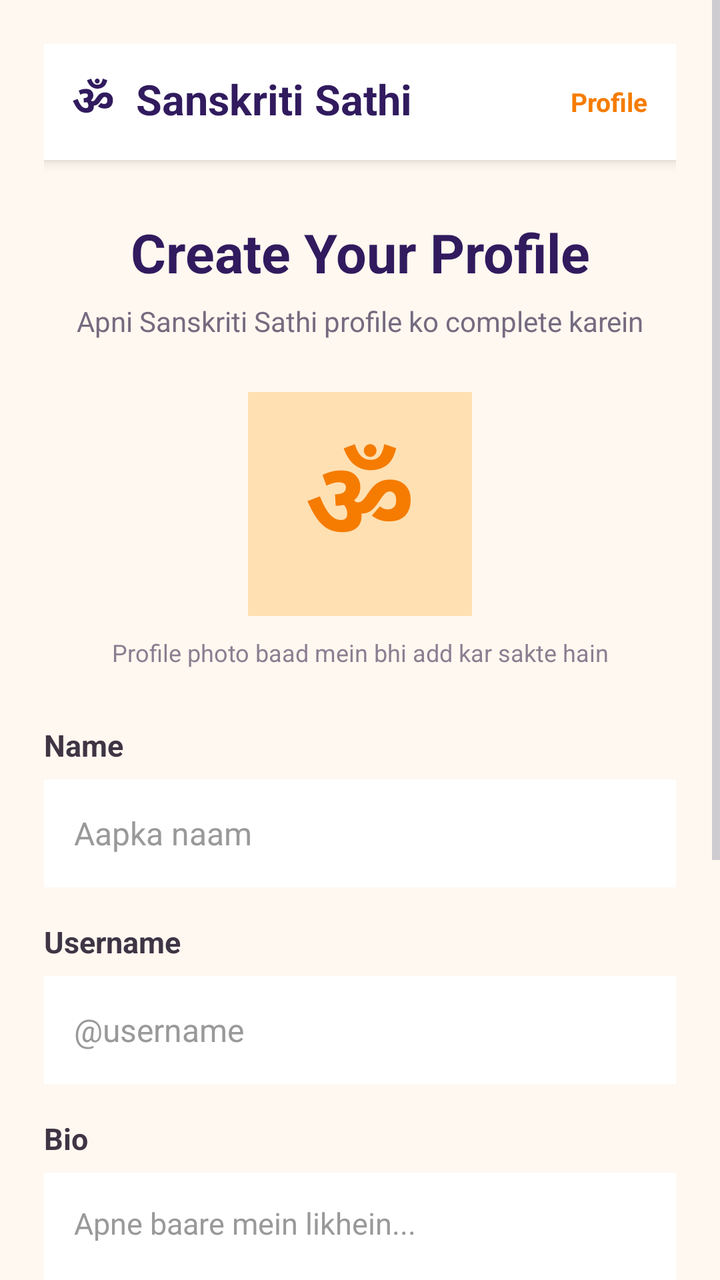
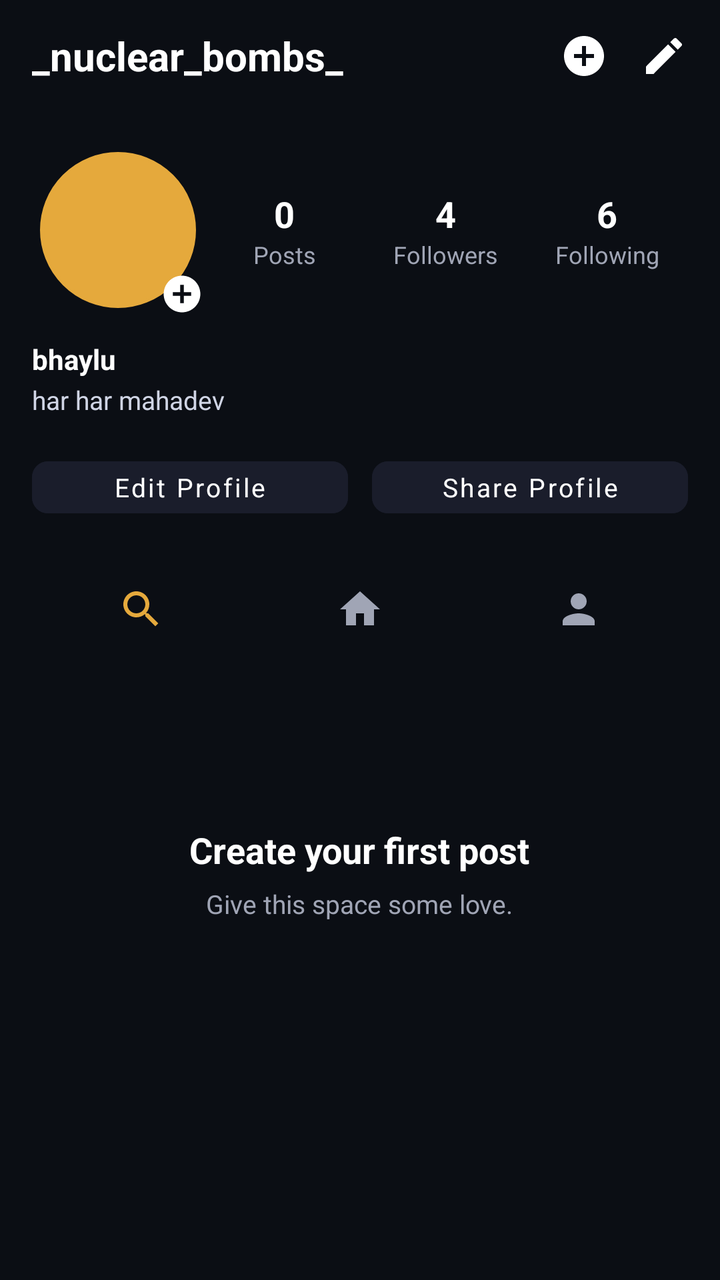

Screens rendered from an Android XML layout before and after an edit, with the pre-edit source and the edit as a unified diff.
<!-- AndroidManifest.xml: application theme Theme.SanskritiSathi -->
<!-- res/layout/activity_profile.xml -->
<?xml version="1.0" encoding="utf-8"?>
<ScrollView
    xmlns:android="http://schemas.android.com/apk/res/android"
    android:layout_width="match_parent"
    android:layout_height="match_parent"
    android:fillViewport="true"
    android:background="#FFF8F0">

    <LinearLayout
        android:layout_width="match_parent"
        android:layout_height="wrap_content"
        android:orientation="vertical"
        android:padding="22dp">

        

        <LinearLayout
            android:layout_width="match_parent"
            android:layout_height="58dp"
            android:gravity="center_vertical"
            android:background="#FFFFFF"
            android:paddingStart="14dp"
            android:paddingEnd="14dp"
            android:elevation="4dp">

            <TextView
                android:layout_width="0dp"
                android:layout_height="wrap_content"
                android:layout_weight="1"
                android:text="ॐ  Sanskriti Sathi"
                android:textSize="21sp"
                android:textStyle="bold"
                android:textColor="#311B5E"/>

            <TextView
                android:layout_width="wrap_content"
                android:layout_height="wrap_content"
                android:text="Profile"
                android:textSize="13sp"
                android:textStyle="bold"
                android:textColor="#F57C00"/>

        </LinearLayout>

        

        <TextView
            android:layout_width="match_parent"
            android:layout_height="wrap_content"
            android:layout_marginTop="28dp"
            android:gravity="center"
            android:text="Create Your Profile"
            android:textSize="27sp"
            android:textStyle="bold"
            android:textColor="#311B5E"/>

        <TextView
            android:layout_width="match_parent"
            android:layout_height="wrap_content"
            android:layout_marginTop="7dp"
            android:gravity="center"
            android:text="Apni Sanskriti Sathi profile ko complete karein"
            android:textSize="14sp"
            android:textColor="#756B80"/>

        

        <TextView
            android:layout_width="112dp"
            android:layout_height="112dp"
            android:layout_gravity="center"
            android:layout_marginTop="26dp"
            android:gravity="center"
            android:text="ॐ"
            android:textSize="54sp"
            android:textStyle="bold"
            android:textColor="#F57C00"
            android:background="#FFE0B2"/>

        <TextView
            android:layout_width="match_parent"
            android:layout_height="wrap_content"
            android:layout_marginTop="10dp"
            android:gravity="center"
            android:text="Profile photo baad mein bhi add kar sakte hain"
            android:textSize="12sp"
            android:textColor="#8A7F91"/>

        

        <TextView
            android:layout_width="match_parent"
            android:layout_height="wrap_content"
            android:layout_marginTop="28dp"
            android:text="Name"
            android:textSize="15sp"
            android:textStyle="bold"
            android:textColor="#3E3545"/>

        <EditText
            android:id="@+id/nameInput"
            android:layout_width="match_parent"
            android:layout_height="54dp"
            android:layout_marginTop="7dp"
            android:hint="Aapka naam"
            android:inputType="textPersonName"
            android:singleLine="true"
            android:paddingStart="15dp"
            android:paddingEnd="15dp"
            android:textSize="16sp"
            android:textColor="#222222"
            android:textColorHint="#999999"
            android:background="#FFFFFF"/>

        

        <TextView
            android:layout_width="match_parent"
            android:layout_height="wrap_content"
            android:layout_marginTop="17dp"
            android:text="Username"
            android:textSize="15sp"
            android:textStyle="bold"
            android:textColor="#3E3545"/>

        <EditText
            android:id="@+id/usernameInput"
            android:layout_width="match_parent"
            android:layout_height="54dp"
            android:layout_marginTop="7dp"
            android:hint="@username"
            android:inputType="text"
            android:singleLine="true"
            android:paddingStart="15dp"
            android:paddingEnd="15dp"
            android:textSize="16sp"
            android:textColor="#222222"
            android:textColorHint="#999999"
            android:background="#FFFFFF"/>

        

        <TextView
            android:layout_width="match_parent"
            android:layout_height="wrap_content"
            android:layout_marginTop="17dp"
            android:text="Bio"
            android:textSize="15sp"
            android:textStyle="bold"
            android:textColor="#3E3545"/>

        <EditText
            android:id="@+id/bioInput"
            android:layout_width="match_parent"
            android:layout_height="110dp"
            android:layout_marginTop="7dp"
            android:gravity="top"
            android:hint="Apne baare mein likhein..."
            android:inputType="textMultiLine|textCapSentences"
            android:maxLength="150"
            android:padding="15dp"
            android:textSize="15sp"
            android:textColor="#222222"
            android:textColorHint="#999999"
            android:background="#FFFFFF"/>

        

        <LinearLayout
            android:layout_width="match_parent"
            android:layout_height="wrap_content"
            android:layout_marginTop="20dp"
            android:padding="15dp"
            android:orientation="vertical"
            android:background="#FFF3E0">

            <TextView
                android:layout_width="match_parent"
                android:layout_height="wrap_content"
                android:text="✨ Profile tip"
                android:textSize="15sp"
                android:textStyle="bold"
                android:textColor="#E65100"/>

            <TextView
                android:layout_width="match_parent"
                android:layout_height="wrap_content"
                android:layout_marginTop="5dp"
                android:text="Bio jis bhasha mein likhenge, profile par wahi bhasha dikhegi."
                android:textSize="13sp"
                android:textColor="#6D625C"/>

        </LinearLayout>

        

        <Button
            android:id="@+id/saveProfileButton"
            android:layout_width="match_parent"
            android:layout_height="56dp"
            android:layout_marginTop="22dp"
            android:text="SAVE &amp; CONTINUE"
            android:textSize="16sp"
            android:textStyle="bold"
            android:textColor="#FFFFFF"
            android:backgroundTint="#F57C00"/>

        

        <TextView
            android:layout_width="match_parent"
            android:layout_height="wrap_content"
            android:layout_marginTop="18dp"
            android:layout_marginBottom="12dp"
            android:gravity="center"
            android:text="संस्कृति • ज्ञान • परंपरा"
            android:textSize="12sp"
            android:textColor="#8A7F91"/>

    </LinearLayout>

</ScrollView>
<!-- resources referenced by this layout -->
<resources>
  <style name="Theme.SanskritiSathi" parent="Theme.MaterialComponents.DayNight.NoActionBar">
  
          <item name="android:fontFamily">sans-serif</item>
  
          
          <item name="android:statusBarColor">#0F111A</item>
          <item name="android:windowLightStatusBar">false</item>
  
          <item name="android:navigationBarColor">#1A1D2B</item>
          <item name="android:windowLightNavigationBar">false</item>
  
          <item name="android:windowActionModeOverlay">true</item>
          <item name="android:windowNoTitle">true</item>
  
          <item name="android:windowBackground">#0F111A</item>
  
          <item name="android:textColorPrimary">#FFFFFF</item>
          <item name="android:textColorSecondary">#A0A5B5</item>
  
      </style>
</resources>

<!-- the commit's change to res/layout/activity_profile.xml (unified diff, before → after) -->
@@ -1,222 +1,286 @@
 <?xml version="1.0" encoding="utf-8"?>
-<ScrollView
-    xmlns:android="http://schemas.android.com/apk/res/android"
+<RelativeLayout xmlns:android="http://schemas.android.com/apk/res/android"
+    xmlns:app="http://schemas.android.com/apk/res-auto"
     android:layout_width="match_parent"
     android:layout_height="match_parent"
-    android:fillViewport="true"
-    android:background="#FFF8F0">
-
-    <LinearLayout
+    android:background="#0B0E14"
+    android:fitsSystemWindows="true">
+
+    
+    <RelativeLayout
+        android:id="@+id/topBar"
         android:layout_width="match_parent"
-        android:layout_height="wrap_content"
-        android:orientation="vertical"
-        android:padding="22dp">
-
-        
-
-        <LinearLayout
-            android:layout_width="match_parent"
-            android:layout_height="58dp"
-            android:gravity="center_vertical"
-            android:background="#FFFFFF"
-            android:paddingStart="14dp"
-            android:paddingEnd="14dp"
-            android:elevation="4dp">
-
-            <TextView
-                android:layout_width="0dp"
-                android:layout_height="wrap_content"
-                android:layout_weight="1"
-                android:text="ॐ  Sanskriti Sathi"
-                android:textSize="21sp"
-                android:textStyle="bold"
-                android:textColor="#311B5E"/>
-
-            <TextView
-                android:layout_width="wrap_content"
-                android:layout_height="wrap_content"
-                android:text="Profile"
-                android:textSize="13sp"
-                android:textStyle="bold"
-                android:textColor="#F57C00"/>
-
-        </LinearLayout>
-
-        
+        android:layout_height="56dp"
+        android:paddingStart="16dp"
+        android:paddingEnd="16dp">
 
         <TextView
-            android:layout_width="match_parent"
+            android:id="@+id/usernameHeader"
+            android:layout_width="wrap_content"
             android:layout_height="wrap_content"
-            android:layout_marginTop="28dp"
-            android:gravity="center"
-            android:text="Create Your Profile"
-            android:textSize="27sp"
-            android:textStyle="bold"
-            android:textColor="#311B5E"/>
-
-        <TextView
-            android:layout_width="match_parent"
-            android:layout_height="wrap_content"
-            android:layout_marginTop="7dp"
-            android:gravity="center"
-            android:text="Apni Sanskriti Sathi profile ko complete karein"
-            android:textSize="14sp"
-            android:textColor="#756B80"/>
-
-        
-
-        <TextView
-            android:layout_width="112dp"
-            android:layout_height="112dp"
-            android:layout_gravity="center"
-            android:layout_marginTop="26dp"
-            android:gravity="center"
-            android:text="ॐ"
-            android:textSize="54sp"
-            android:textStyle="bold"
-            android:textColor="#F57C00"
-            android:background="#FFE0B2"/>
-
-        <TextView
-            android:layout_width="match_parent"
-            android:layout_height="wrap_content"
-            android:layout_marginTop="10dp"
-            android:gravity="center"
-            android:text="Profile photo baad mein bhi add kar sakte hain"
-            android:textSize="12sp"
-            android:textColor="#8A7F91"/>
-
-        
-
-        <TextView
-            android:layout_width="match_parent"
-            android:layout_height="wrap_content"
-            android:layout_marginTop="28dp"
-            android:text="Name"
-            android:textSize="15sp"
-            android:textStyle="bold"
-            android:textColor="#3E3545"/>
-
-        <EditText
-            android:id="@+id/nameInput"
-            android:layout_width="match_parent"
-            android:layout_height="54dp"
-            android:layout_marginTop="7dp"
-            android:hint="Aapka naam"
-            android:inputType="textPersonName"
-            android:singleLine="true"
-            android:paddingStart="15dp"
-            android:paddingEnd="15dp"
-            android:textSize="16sp"
-            android:textColor="#222222"
-            android:textColorHint="#999999"
-            android:background="#FFFFFF"/>
-
-        
-
-        <TextView
-            android:layout_width="match_parent"
-            android:layout_height="wrap_content"
-            android:layout_marginTop="17dp"
-            android:text="Username"
-            android:textSize="15sp"
-            android:textStyle="bold"
-            android:textColor="#3E3545"/>
-
-        <EditText
-            android:id="@+id/usernameInput"
-            android:layout_width="match_parent"
-            android:layout_height="54dp"
-            android:layout_marginTop="7dp"
-            android:hint="@username"
-            android:inputType="text"
-            android:singleLine="true"
-            android:paddingStart="15dp"
-            android:paddingEnd="15dp"
-            android:textSize="16sp"
-            android:textColor="#222222"
-            android:textColorHint="#999999"
-            android:background="#FFFFFF"/>
-
-        
-
-        <TextView
-            android:layout_width="match_parent"
-            android:layout_height="wrap_content"
-            android:layout_marginTop="17dp"
-            android:text="Bio"
-            android:textSize="15sp"
-            android:textStyle="bold"
-            android:textColor="#3E3545"/>
-
-        <EditText
-            android:id="@+id/bioInput"
-            android:layout_width="match_parent"
-            android:layout_height="110dp"
-            android:layout_marginTop="7dp"
-            android:gravity="top"
-            android:hint="Apne baare mein likhein..."
-            android:inputType="textMultiLine|textCapSentences"
-            android:maxLength="150"
-            android:padding="15dp"
-            android:textSize="15sp"
-            android:textColor="#222222"
-            android:textColorHint="#999999"
-            android:background="#FFFFFF"/>
-
-        
+            android:layout_centerVertical="true"
+            android:text="_nuclear_bombs_"
+            android:textColor="#FFFFFF"
+            android:textSize="20sp"
+            android:textStyle="bold" />
+
+        <ImageView
+            android:id="@+id/btnNotification"
+            android:layout_width="24dp"
+            android:layout_height="24dp"
+            android:layout_centerVertical="true"
+            android:layout_marginEnd="16dp"
+            android:layout_toStartOf="@id/btnSettings"
+            android:src="@drawable/ic_add_circle"
+            app:tint="#FFFFFF" />
+
+        <ImageView
+            android:id="@+id/btnSettings"
+            android:layout_width="24dp"
+            android:layout_height="24dp"
+            android:layout_alignParentEnd="true"
+            android:layout_centerVertical="true"
+            android:src="@drawable/ic_edit"
+            app:tint="#FFFFFF" />
+    </RelativeLayout>
+
+    <androidx.core.widget.NestedScrollView
+        android:layout_width="match_parent"
+        android:layout_height="match_parent"
+        android:layout_below="@id/topBar">
 
         <LinearLayout
             android:layout_width="match_parent"
             android:layout_height="wrap_content"
-            android:layout_marginTop="20dp"
-            android:padding="15dp"
             android:orientation="vertical"
-            android:background="#FFF3E0">
-
+            android:padding="16dp">
+
+            
+            <LinearLayout
+                android:layout_width="match_parent"
+                android:layout_height="wrap_content"
+                android:gravity="center_vertical"
+                android:orientation="horizontal">
+
+                <RelativeLayout
+                    android:layout_width="86dp"
+                    android:layout_height="86dp">
+
+                    <com.google.android.material.imageview.ShapeableImageView
+                        android:id="@+id/profileImage"
+                        android:layout_width="80dp"
+                        android:layout_height="80dp"
+                        android:layout_centerInParent="true"
+                        android:background="#E5A93C"
+                        android:padding="2dp"
+                        app:shapeAppearanceOverlay="@style/ShapeAppearance.App.CircleImageView"
+                        app:strokeColor="#E5A93C"
+                        app:strokeWidth="2dp" />
+
+                    <ImageView
+                        android:layout_width="22dp"
+                        android:layout_height="22dp"
+                        android:layout_alignParentEnd="true"
+                        android:layout_alignParentBottom="true"
+                        android:src="@drawable/ic_add_circle"
+                        app:tint="#FFFFFF" />
+                </RelativeLayout>
+
+                
+                <LinearLayout
+                    android:layout_width="match_parent"
+                    android:layout_height="wrap_content"
+                    android:orientation="horizontal">
+
+                    <LinearLayout
+                        android:layout_width="0dp"
+                        android:layout_height="wrap_content"
+                        android:layout_weight="1"
+                        android:gravity="center"
+                        android:orientation="vertical">
+
+                        <TextView
+                            android:id="@+id/postsCount"
+                            android:layout_width="wrap_content"
+                            android:layout_height="wrap_content"
+                            android:text="0"
+                            android:textColor="#FFFFFF"
+                            android:textSize="18sp"
+                            android:textStyle="bold" />
+
+                        <TextView
+                            android:layout_width="wrap_content"
+                            android:layout_height="wrap_content"
+                            android:text="Posts"
+                            android:textColor="#A0A5B5"
+                            android:textSize="12sp" />
+                    </LinearLayout>
+
+                    <LinearLayout
+                        android:layout_width="0dp"
+                        android:layout_height="wrap_content"
+                        android:layout_weight="1"
+                        android:gravity="center"
+                        android:orientation="vertical">
+
+                        <TextView
+                            android:id="@+id/followersCount"
+                            android:layout_width="wrap_content"
+                            android:layout_height="wrap_content"
+                            android:text="4"
+                            android:textColor="#FFFFFF"
+                            android:textSize="18sp"
+                            android:textStyle="bold" />
+
+                        <TextView
+                            android:layout_width="wrap_content"
+                            android:layout_height="wrap_content"
+                            android:text="Followers"
+                            android:textColor="#A0A5B5"
+                            android:textSize="12sp" />
+                    </LinearLayout>
+
+                    <LinearLayout
+                        android:layout_width="0dp"
+                        android:layout_height="wrap_content"
+                        android:layout_weight="1"
+                        android:gravity="center"
+                        android:orientation="vertical">
+
+                        <TextView
+                            android:id="@+id/followingCount"
+                            android:layout_width="wrap_content"
+                            android:layout_height="wrap_content"
+                            android:text="6"
+                            android:textColor="#FFFFFF"
+                            android:textSize="18sp"
+                            android:textStyle="bold" />
+
+                        <TextView
+                            android:layout_width="wrap_content"
+                            android:layout_height="wrap_content"
+                            android:text="Following"
+                            android:textColor="#A0A5B5"
+                            android:textSize="12sp" />
+                    </LinearLayout>
+                </LinearLayout>
+            </LinearLayout>
+
+            
             <TextView
-                android:layout_width="match_parent"
-                android:layout_height="wrap_content"
-                android:text="✨ Profile tip"
-                android:textSize="15sp"
-                android:textStyle="bold"
-                android:textColor="#E65100"/>
+                android:id="@+id/fullName"
+                android:layout_width="wrap_content"
+                android:layout_height="wrap_content"
+                android:layout_marginTop="12dp"
+                android:text="bhaylu"
+                android:textColor="#FFFFFF"
+                android:textSize="14sp"
+                android:textStyle="bold" />
 
             <TextView
-                android:layout_width="match_parent"
-                android:layout_height="wrap_content"
-                android:layout_marginTop="5dp"
-                android:text="Bio jis bhasha mein likhenge, profile par wahi bhasha dikhegi."
-                android:textSize="13sp"
-                android:textColor="#6D625C"/>
+                android:id="@+id/bioText"
+                android:layout_width="wrap_content"
+                android:layout_height="wrap_content"
+                android:layout_marginTop="2dp"
+                android:text="har har mahadev"
+                android:textColor="#D0D5E5"
+                android:textSize="13sp" />
+
+            
+            <LinearLayout
+                android:layout_width="match_parent"
+                android:layout_height="wrap_content"
+                android:layout_marginTop="16dp"
+                android:orientation="horizontal">
+
+                <Button
+                    android:id="@+id/btnEditProfile"
+                    style="@style/Widget.MaterialComponents.Button.UnelevatedButton"
+                    android:layout_width="0dp"
+                    android:layout_height="38dp"
+                    android:layout_marginEnd="6dp"
+                    android:layout_weight="1"
+                    android:backgroundTint="#1A1D2B"
+                    android:padding="0dp"
+                    android:text="Edit Profile"
+                    android:textAllCaps="false"
+                    android:textColor="#FFFFFF"
+                    android:textSize="13sp"
+                    app:cornerRadius="8dp" />
+
+                <Button
+                    android:id="@+id/btnShareProfile"
+                    style="@style/Widget.MaterialComponents.Button.UnelevatedButton"
+                    android:layout_width="0dp"
+                    android:layout_height="38dp"
+                    android:layout_marginStart="6dp"
+                    android:layout_weight="1"
+                    android:backgroundTint="#1A1D2B"
+                    android:padding="0dp"
+                    android:text="Share Profile"
+                    android:textAllCaps="false"
+                    android:textColor="#FFFFFF"
+                    android:textSize="13sp"
+                    app:cornerRadius="8dp" />
+            </LinearLayout>
+
+            
+            <LinearLayout
+                android:layout_width="match_parent"
+                android:layout_height="44dp"
+                android:layout_marginTop="20dp"
+                android:orientation="horizontal">
+
+                <ImageView
+                    android:layout_width="0dp"
+                    android:layout_height="24dp"
+                    android:layout_gravity="center"
+                    android:layout_weight="1"
+                    android:src="@drawable/ic_explore"
+                    app:tint="#E5A93C" />
+
+                <ImageView
+                    android:layout_width="0dp"
+                    android:layout_height="24dp"
+                    android:layout_gravity="center"
+                    android:layout_weight="1"
+                    android:src="@drawable/ic_home"
+                    app:tint="#A0A5B5" />
+
+                <ImageView
+                    android:layout_width="0dp"
+                    android:layout_height="24dp"
+                    android:layout_gravity="center"
+                    android:layout_weight="1"
+                    android:src="@drawable/ic_profile"
+                    app:tint="#A0A5B5" />
+            </LinearLayout>
+
+            
+            <LinearLayout
+                android:layout_width="match_parent"
+                android:layout_height="220dp"
+                android:gravity="center"
+                android:orientation="vertical">
+
+                <TextView
+                    android:layout_width="wrap_content"
+                    android:layout_height="wrap_content"
+                    android:text="Create your first post"
+                    android:textColor="#FFFFFF"
+                    android:textSize="18sp"
+                    android:textStyle="bold" />
+
+                <TextView
+                    android:layout_width="wrap_content"
+                    android:layout_height="wrap_content"
+                    android:layout_marginTop="6dp"
+                    android:text="Give this space some love."
+                    android:textColor="#A0A5B5"
+                    android:textSize="13sp" />
+            </LinearLayout>
 
         </LinearLayout>
-
-        
-
-        <Button
-            android:id="@+id/saveProfileButton"
-            android:layout_width="match_parent"
-            android:layout_height="56dp"
-            android:layout_marginTop="22dp"
-            android:text="SAVE &amp; CONTINUE"
-            android:textSize="16sp"
-            android:textStyle="bold"
-            android:textColor="#FFFFFF"
-            android:backgroundTint="#F57C00"/>
-
-        
-
-        <TextView
-            android:layout_width="match_parent"
-            android:layout_height="wrap_content"
-            android:layout_marginTop="18dp"
-            android:layout_marginBottom="12dp"
-            android:gravity="center"
-            android:text="संस्कृति • ज्ञान • परंपरा"
-            android:textSize="12sp"
-            android:textColor="#8A7F91"/>
-
-    </LinearLayout>
-
-</ScrollView>
+    </androidx.core.widget.NestedScrollView>
+
+</RelativeLayout>
<!-- resource entries referenced after the edit -->
@@ -1,5 +1,59 @@
 <!-- resources referenced by this layout -->
 <resources>
+  <!-- drawable ic_add_circle (drawable) -->
+  <vector xmlns:android="http://schemas.android.com/apk/res/android"
+      android:width="28dp"
+      android:height="28dp"
+      android:viewportWidth="24"
+      android:viewportHeight="24">
+    <path
+        android:fillColor="#E5A93C"
+        android:pathData="M12,2C6.48,2 2,6.48 2,12s4.48,10 10,10 10,-4.48 10,-10S17.52,2 12,2zM17,13h-4v4h-2v-4H7v-2h4V7h2v4h4v2z"/>
+  </vector>
+  <!-- drawable ic_edit (drawable) -->
+  <vector xmlns:android="http://schemas.android.com/apk/res/android"
+      android:width="24dp"
+      android:height="24dp"
+      android:viewportWidth="24"
+      android:viewportHeight="24">
+    <path
+        android:fillColor="#E5A93C"
+        android:pathData="M3,17.25V21h3.75L17.81,9.94l-3.75,-3.75L3,17.25zM20.71,7.04c0.39,-0.39 0.39,-1.02 0,-1.41l-2.34,-2.34c-0.39,-0.39 -1.02,-0.39 -1.41,0l-1.83,1.83 3.75,3.75 1.83,-1.83z"/>
+  </vector>
+  <!-- drawable ic_explore (drawable) -->
+  <vector xmlns:android="http://schemas.android.com/apk/res/android"
+      android:width="24dp"
+      android:height="24dp"
+      android:viewportWidth="24"
+      android:viewportHeight="24">
+    <path
+        android:fillColor="#A0A5B5"
+        android:pathData="M15.5,14h-0.79l-0.28,-0.27C15.41,12.59 16,11.11 16,9.5 16,5.91 13.09,3 9.5,3S3,5.91 3,9.5 5.91,16 9.5,16c1.61,0 3.09,-0.59 4.23,-1.57l0.27,0.28v0.79l5,4.99L20.49,19l-4.99,-5zM9.5,14C7.01,14 5,11.99 5,9.5S7.01,5 9.5,5 14,7.01 14,9.5 11.99,14 9.5,14z"/>
+  </vector>
+  <!-- drawable ic_home (drawable) -->
+  <vector xmlns:android="http://schemas.android.com/apk/res/android"
+      android:width="24dp"
+      android:height="24dp"
+      android:viewportWidth="24"
+      android:viewportHeight="24">
+    <path
+        android:fillColor="#E5A93C"
+        android:pathData="M10,20v-6h4v6h5v-8h3L12,3,2,12h3v8z"/>
+  </vector>
+  <!-- drawable ic_profile (drawable) -->
+  <vector xmlns:android="http://schemas.android.com/apk/res/android"
+      android:width="24dp"
+      android:height="24dp"
+      android:viewportWidth="24"
+      android:viewportHeight="24">
+    <path
+        android:fillColor="#A0A5B5"
+        android:pathData="M12,12c2.21,0 4,-1.79 4,-4s-1.79,-4 -4,-4 -4,1.79 -4,4 1.79,4 4,4zm0,2c-2.67,0 -8,1.34 -8,4v2h16v-2c0,-2.66 -5.33,-4 -8,-4z"/>
+  </vector>
+  <style name="ShapeAppearance.App.CircleImageView" parent="ShapeAppearance.MaterialComponents.SmallComponent">
+          <item name="cornerFamily">rounded</item>
+          <item name="cornerSize">50%</item>
+      </style>
   <style name="Theme.SanskritiSathi" parent="Theme.MaterialComponents.DayNight.NoActionBar">
   
           <item name="android:fontFamily">sans-serif</item>
